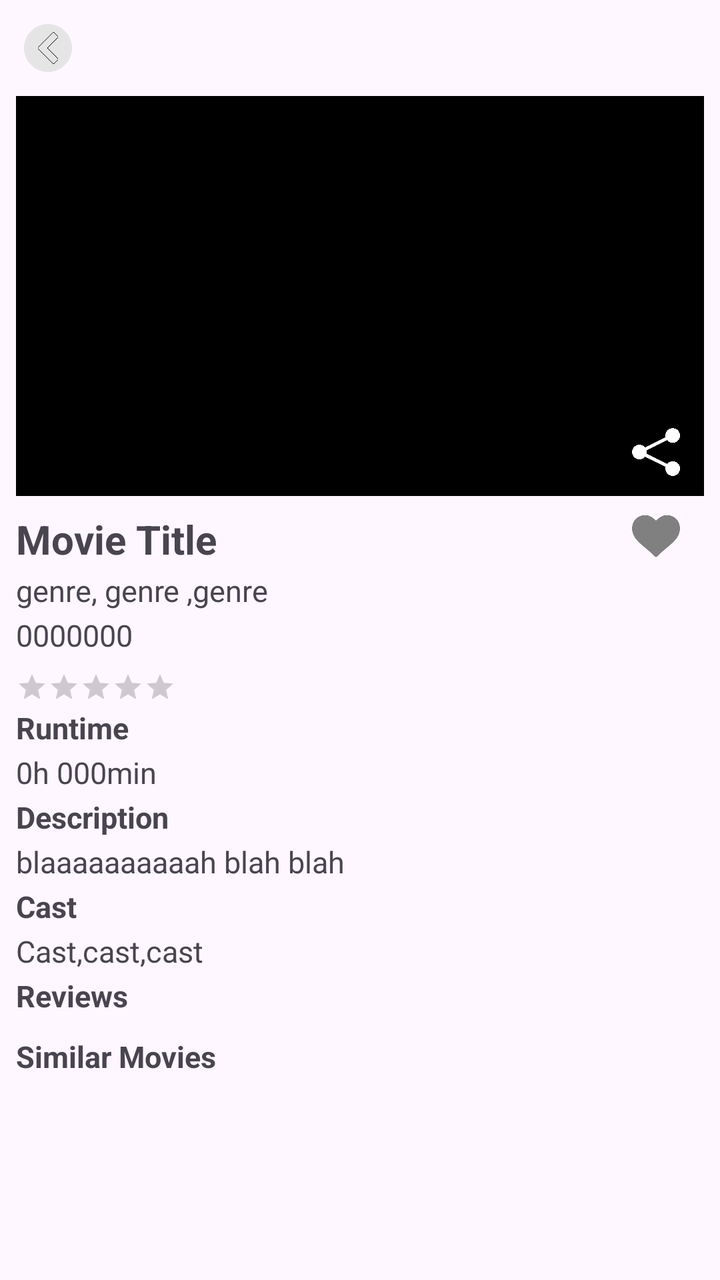
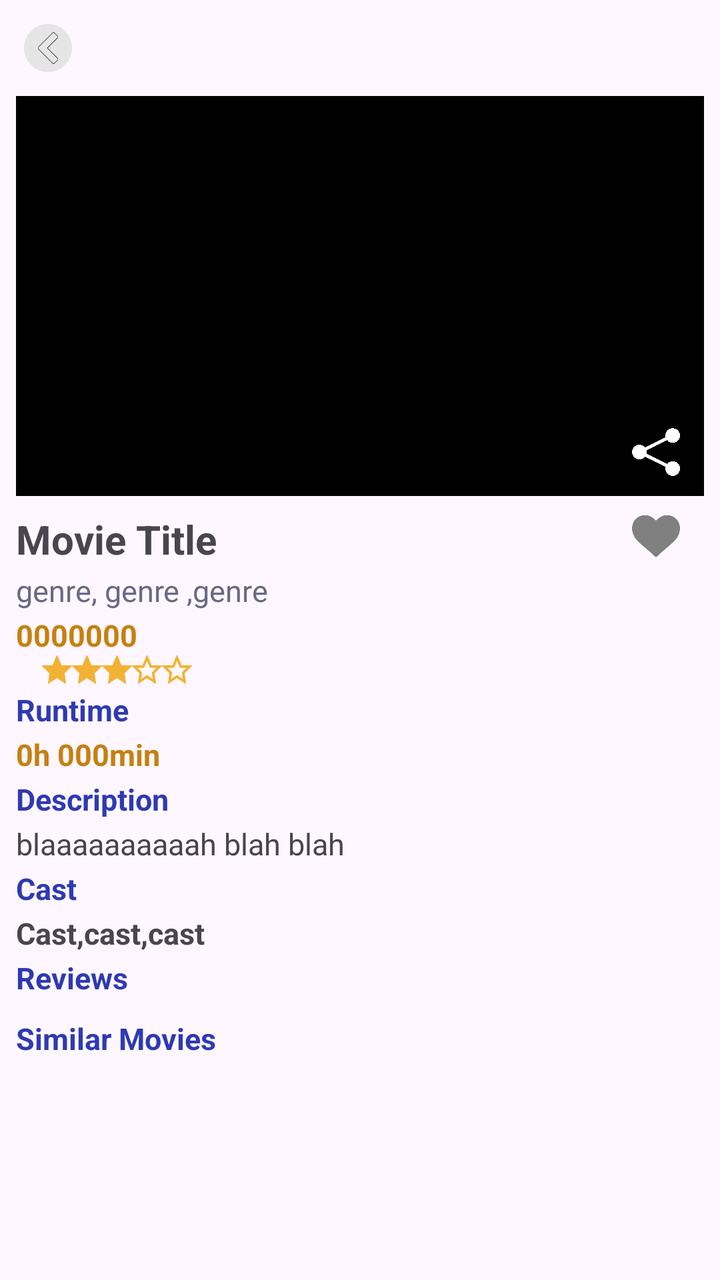

Before-and-after screenshots of an Android layout around one commit, followed by the original layout XML and the change that was made.
<!-- AndroidManifest.xml: application theme Theme.MoviesApp -->
<!-- res/layout/details_layout.xml -->
<?xml version="1.0" encoding="utf-8"?>
<androidx.core.widget.NestedScrollView
    xmlns:android="http://schemas.android.com/apk/res/android"
    android:layout_width="match_parent"
    android:layout_height="match_parent"
    xmlns:app="http://schemas.android.com/apk/res-auto">

    <androidx.constraintlayout.widget.ConstraintLayout
        android:layout_width="match_parent"
        android:layout_height="wrap_content"
        android:paddingBottom="24dp">
        <ImageView
            android:id="@+id/backButton"
            android:layout_width="32dp"
            android:layout_height="32dp"
            android:layout_marginStart="8dp"
            android:layout_marginTop="8dp"
            android:background="@android:color/transparent"
            android:padding="4dp"
            android:src="@drawable/back"
            android:contentDescription="Back"

            app:layout_constraintTop_toTopOf="parent"
            app:layout_constraintStart_toStartOf="parent" />
        <ImageView
            android:id="@+id/moviePoster"
            android:layout_width="match_parent"
            android:layout_height="200dp"
            android:layout_margin="8dp"
            android:background="@color/black"
            android:scaleType="centerCrop"
            app:layout_constraintTop_toBottomOf="@id/backButton"
            app:layout_constraintStart_toStartOf="parent" />


        <ImageView
            android:id="@+id/shareIcon"
            android:layout_width="24dp"
            android:layout_height="24dp"
            android:layout_marginEnd="20dp"
            android:layout_marginBottom="10dp"
            android:src="@drawable/share"
            app:layout_constraintBottom_toBottomOf="@id/moviePoster"
            app:layout_constraintEnd_toEndOf="parent" />
        <ImageView
            android:id="@+id/favoriteIcon"
            android:layout_width="24dp"
            android:layout_height="24dp"
            android:layout_marginEnd="20dp"
            android:layout_marginBottom="10dp"
            android:layout_marginTop="8dp"

            android:src="@drawable/ic_favorite_unselect"
            app:layout_constraintTop_toBottomOf="@id/moviePoster"
            app:layout_constraintEnd_toEndOf="parent" />
        <TextView
            android:id="@+id/movieTitle"
            android:layout_width="0dp"
            android:layout_height="wrap_content"
            android:layout_marginStart="8dp"
            android:layout_marginTop="8dp"
            android:layout_marginBottom="40dp"
            android:text="Movie Title"
            android:textSize="20sp"
            android:textStyle="bold"
            app:layout_constraintTop_toBottomOf="@id/moviePoster"
            app:layout_constraintStart_toStartOf="parent" />
        <TextView
            android:id="@+id/movieGenre"
            android:layout_width="0dp"
            android:layout_height="wrap_content"
            android:layout_marginStart="8dp"
            android:layout_marginTop="2dp"
            android:layout_marginBottom="40dp"
            android:textSize="15sp"
            android:text="genre, genre ,genre"
            app:layout_constraintTop_toBottomOf="@id/movieTitle"
            app:layout_constraintStart_toStartOf="parent" />
        <TextView
            android:id="@+id/releaseDate"
            android:layout_width="0dp"
            android:layout_height="wrap_content"
            android:layout_marginStart="8dp"
            android:layout_marginTop="2dp"
            android:layout_marginBottom="40dp"
            android:textSize="15sp"
            android:text="0000000"
            app:layout_constraintTop_toBottomOf="@id/movieGenre"
            app:layout_constraintStart_toStartOf="parent" />
        <RatingBar
            android:id="@+id/movieRating"
            style="@style/Widget.AppCompat.RatingBar.Small"
            android:layout_width="wrap_content"
            android:layout_height="wrap_content"
            android:layout_marginTop="8dp"
            android:layout_marginBottom="10dp"
            android:numStars="5"
            android:stepSize="1"
            android:progressTint="#FFD54F"
            android:progressBackgroundTint="#444444"
            app:layout_constraintStart_toStartOf="@id/movieGenre"
            app:layout_constraintTop_toBottomOf="@id/releaseDate" />

        <TextView
            android:id="@+id/runtime"
            android:layout_width="0dp"
            android:layout_height="wrap_content"
            android:layout_marginStart="8dp"
            android:layout_marginTop="2dp"
            android:layout_marginBottom="40dp"
            android:textSize="15sp"
            android:text="Runtime"
            android:textStyle="bold"
            app:layout_constraintTop_toBottomOf="@id/movieRating"
            app:layout_constraintStart_toStartOf="parent" />
        <TextView
            android:id="@+id/movieRuntime"
            android:layout_width="0dp"
            android:layout_height="wrap_content"
            android:layout_marginStart="8dp"
            android:layout_marginTop="2dp"
            android:layout_marginBottom="40dp"
            android:textSize="15sp"
            android:text="0h 000min"
            app:layout_constraintTop_toBottomOf="@id/runtime"
            app:layout_constraintStart_toStartOf="parent" />
        <TextView
            android:id="@+id/description"
            android:layout_width="0dp"
            android:layout_height="wrap_content"
            android:layout_marginStart="8dp"
            android:layout_marginTop="2dp"
            android:layout_marginBottom="40dp"
            android:textSize="15sp"
            android:text="Description"
            android:textStyle="bold"
            app:layout_constraintTop_toBottomOf="@id/movieRuntime"
            app:layout_constraintStart_toStartOf="parent" />
        <TextView
            android:id="@+id/movieDescription"
            android:layout_width="0dp"
            android:layout_height="wrap_content"
            android:layout_marginStart="8dp"
            android:layout_marginTop="2dp"
            android:layout_marginBottom="40dp"
            android:textSize="15sp"
            android:text="blaaaaaaaaaah blah blah"
            app:layout_constraintTop_toBottomOf="@id/description"
            app:layout_constraintStart_toStartOf="parent" />
        <TextView
            android:id="@+id/cast"
            android:layout_width="0dp"
            android:layout_height="wrap_content"
            android:layout_marginStart="8dp"
            android:layout_marginTop="2dp"
            android:layout_marginBottom="40dp"
            android:textSize="15sp"
            android:text="Cast"
            android:textStyle="bold"
            app:layout_constraintTop_toBottomOf="@id/movieDescription"
            app:layout_constraintStart_toStartOf="parent" />
        <TextView
            android:id="@+id/movieCast"
            android:layout_width="0dp"
            android:layout_height="wrap_content"
            android:layout_marginStart="8dp"
            android:layout_marginTop="2dp"
            android:layout_marginBottom="40dp"
            android:textSize="15sp"
            android:text="Cast,cast,cast"
            app:layout_constraintTop_toBottomOf="@id/cast"
            app:layout_constraintStart_toStartOf="parent" />
        <TextView
            android:id="@+id/reviews"
            android:layout_width="0dp"
            android:layout_height="wrap_content"
            android:layout_marginStart="8dp"
            android:layout_marginTop="2dp"
            android:layout_marginBottom="40dp"
            android:textSize="15sp"
            android:text="Reviews"
            android:textStyle="bold"
            app:layout_constraintTop_toBottomOf="@id/movieCast"
            app:layout_constraintStart_toStartOf="parent" />

        <LinearLayout
            android:id="@+id/reviewsContainer"
            android:layout_width="0dp"
            android:layout_height="wrap_content"
            android:layout_marginStart="12dp"
            android:layout_marginTop="8dp"
            android:layout_marginEnd="12dp"
            android:orientation="vertical"
            app:layout_constraintTop_toBottomOf="@id/reviews"
            app:layout_constraintStart_toStartOf="parent"
            app:layout_constraintEnd_toEndOf="parent" />

















































        <TextView
            android:id="@+id/similarMovies"
            android:layout_width="0dp"
            android:layout_height="wrap_content"
            android:layout_marginStart="8dp"
            android:layout_marginTop="2dp"
            android:layout_marginBottom="40dp"
            android:textSize="15sp"
            android:text="Similar Movies"
            android:textStyle="bold"
            app:layout_constraintTop_toBottomOf="@id/reviewsContainer"
            app:layout_constraintStart_toStartOf="parent" />

        <androidx.recyclerview.widget.RecyclerView
            android:id="@+id/similarMoviesRecyclerView"
            android:layout_width="0dp"
            android:layout_height="wrap_content"
            android:layout_marginStart="12dp"
            android:layout_marginTop="8dp"
            android:layout_marginEnd="12dp"
            android:layout_marginBottom="200dp"
            android:nestedScrollingEnabled="false"
            android:orientation="horizontal"
            app:layout_constraintTop_toBottomOf="@id/similarMovies"
            app:layout_constraintStart_toStartOf="parent"
            app:layout_constraintEnd_toEndOf="parent"
            app:layout_constraintBottom_toBottomOf="parent" />

    
    <ProgressBar
        android:id="@+id/progress_bar"
        android:layout_width="wrap_content"
        android:layout_height="wrap_content"
        android:visibility="gone"
        app:layout_constraintTop_toTopOf="parent"
        app:layout_constraintBottom_toBottomOf="parent"
        app:layout_constraintStart_toStartOf="parent"
        app:layout_constraintEnd_toEndOf="parent"/>

    </androidx.constraintlayout.widget.ConstraintLayout>
</androidx.core.widget.NestedScrollView>
<!-- resources referenced by this layout -->
<resources>
  <color name="black">#FF000000</color>
  <!-- drawable back: png bitmap (drawable, 17965 bytes) -->
  <!-- drawable ic_favorite_unselect: png bitmap (drawable, 4915 bytes) -->
  <!-- drawable share: png bitmap (drawable, 11882 bytes) -->
  <style name="Theme.MoviesApp" parent="Base.Theme.MoviesApp" />
  <style name="Base.Theme.MoviesApp" parent="Theme.Material3.DayNight.NoActionBar">
          
          
  
          
          <item name="android:statusBarColor">@android:color/transparent</item>
          <item name="android:windowLightStatusBar">true</item>
      </style>
</resources>

<!-- the commit's change to res/layout/details_layout.xml (unified diff, before → after) -->
@@ -74,6 +74,7 @@
             android:layout_marginBottom="40dp"
             android:textSize="15sp"
             android:text="genre, genre ,genre"
+            android:textColor="@color/gray"
             app:layout_constraintTop_toBottomOf="@id/movieTitle"
             app:layout_constraintStart_toStartOf="parent" />
         <TextView
@@ -83,23 +84,43 @@
             android:layout_marginStart="8dp"
             android:layout_marginTop="2dp"
             android:layout_marginBottom="40dp"
+            android:textColor="@color/gold"
+            android:textStyle="bold"
             android:textSize="15sp"
             android:text="0000000"
             app:layout_constraintTop_toBottomOf="@id/movieGenre"
             app:layout_constraintStart_toStartOf="parent" />
-        <RatingBar
+
+
+
+
+
+
+
+
+
+
+
+
+
+
+        <LinearLayout
             android:id="@+id/movieRating"
-            style="@style/Widget.AppCompat.RatingBar.Small"
+            android:orientation="horizontal"
             android:layout_width="wrap_content"
             android:layout_height="wrap_content"
-            android:layout_marginTop="8dp"
-            android:layout_marginBottom="10dp"
-            android:numStars="5"
-            android:stepSize="1"
-            android:progressTint="#FFD54F"
-            android:progressBackgroundTint="#444444"
-            app:layout_constraintStart_toStartOf="@id/movieGenre"
-            app:layout_constraintTop_toBottomOf="@id/releaseDate" />
+            android:layout_marginStart="13dp"
+            android:layout_marginBottom="13dp"
+            app:layout_constraintStart_toStartOf="@id/releaseDate"
+            app:layout_constraintTop_toBottomOf="@id/releaseDate" >
+
+        <ImageView android:id="@+id/star1" android:layout_width="15dp" android:layout_height="15dp" android:src="@drawable/star_full"/>
+        <ImageView android:id="@+id/star2" android:layout_width="15dp" android:layout_height="15dp" android:src="@drawable/star_full"/>
+        <ImageView android:id="@+id/star3" android:layout_width="15dp" android:layout_height="15dp" android:src="@drawable/star_full"/>
+        <ImageView android:id="@+id/star4" android:layout_width="15dp" android:layout_height="15dp" android:src="@drawable/star_empty"/>
+        <ImageView android:id="@+id/star5" android:layout_width="15dp" android:layout_height="15dp" android:src="@drawable/star_empty"/>
+    </LinearLayout>
+
 
         <TextView
             android:id="@+id/runtime"
@@ -110,138 +131,102 @@
             android:layout_marginBottom="40dp"
             android:textSize="15sp"
             android:text="Runtime"
-            android:textStyle="bold"
+            android:textColor="@color/blue"
+            android:textStyle="bold"
+            app:layout_constraintStart_toStartOf="parent"
             app:layout_constraintTop_toBottomOf="@id/movieRating"
-            app:layout_constraintStart_toStartOf="parent" />
-        <TextView
-            android:id="@+id/movieRuntime"
-            android:layout_width="0dp"
-            android:layout_height="wrap_content"
-            android:layout_marginStart="8dp"
-            android:layout_marginTop="2dp"
-            android:layout_marginBottom="40dp"
-            android:textSize="15sp"
-            android:text="0h 000min"
-            app:layout_constraintTop_toBottomOf="@id/runtime"
-            app:layout_constraintStart_toStartOf="parent" />
-        <TextView
-            android:id="@+id/description"
-            android:layout_width="0dp"
-            android:layout_height="wrap_content"
-            android:layout_marginStart="8dp"
-            android:layout_marginTop="2dp"
-            android:layout_marginBottom="40dp"
-            android:textSize="15sp"
-            android:text="Description"
-            android:textStyle="bold"
-            app:layout_constraintTop_toBottomOf="@id/movieRuntime"
-            app:layout_constraintStart_toStartOf="parent" />
-        <TextView
-            android:id="@+id/movieDescription"
-            android:layout_width="0dp"
-            android:layout_height="wrap_content"
-            android:layout_marginStart="8dp"
-            android:layout_marginTop="2dp"
-            android:layout_marginBottom="40dp"
-            android:textSize="15sp"
-            android:text="blaaaaaaaaaah blah blah"
-            app:layout_constraintTop_toBottomOf="@id/description"
-            app:layout_constraintStart_toStartOf="parent" />
-        <TextView
-            android:id="@+id/cast"
-            android:layout_width="0dp"
-            android:layout_height="wrap_content"
-            android:layout_marginStart="8dp"
-            android:layout_marginTop="2dp"
-            android:layout_marginBottom="40dp"
-            android:textSize="15sp"
-            android:text="Cast"
-            android:textStyle="bold"
-            app:layout_constraintTop_toBottomOf="@id/movieDescription"
-            app:layout_constraintStart_toStartOf="parent" />
-        <TextView
-            android:id="@+id/movieCast"
-            android:layout_width="0dp"
-            android:layout_height="wrap_content"
-            android:layout_marginStart="8dp"
-            android:layout_marginTop="2dp"
-            android:layout_marginBottom="40dp"
-            android:textSize="15sp"
-            android:text="Cast,cast,cast"
-            app:layout_constraintTop_toBottomOf="@id/cast"
-            app:layout_constraintStart_toStartOf="parent" />
-        <TextView
-            android:id="@+id/reviews"
-            android:layout_width="0dp"
-            android:layout_height="wrap_content"
-            android:layout_marginStart="8dp"
-            android:layout_marginTop="2dp"
-            android:layout_marginBottom="40dp"
-            android:textSize="15sp"
-            android:text="Reviews"
-            android:textStyle="bold"
-            app:layout_constraintTop_toBottomOf="@id/movieCast"
-            app:layout_constraintStart_toStartOf="parent" />
-
-        <LinearLayout
-            android:id="@+id/reviewsContainer"
-            android:layout_width="0dp"
-            android:layout_height="wrap_content"
-            android:layout_marginStart="12dp"
-            android:layout_marginTop="8dp"
-            android:layout_marginEnd="12dp"
-            android:orientation="vertical"
-            app:layout_constraintTop_toBottomOf="@id/reviews"
-            app:layout_constraintStart_toStartOf="parent"
-            app:layout_constraintEnd_toEndOf="parent" />
-
-
-
-
-
-
-
-
-
-
-
-
-
-
-
-
-
-
-
-
-
-
-
-
-
-
-
-
-
-
-
-
-
-
-
-
-
-
-
-
-
-
-
-
-
-
-
-
+
+            />
+                <TextView
+                    android:id="@+id/movieRuntime"
+                    android:layout_width="0dp"
+                    android:layout_height="wrap_content"
+                    android:layout_marginStart="8dp"
+                    android:layout_marginTop="2dp"
+                    android:layout_marginBottom="40dp"
+                    android:textSize="15sp"
+                    android:textColor="@color/gold"
+                    android:textStyle="bold"
+                    android:text="0h 000min"
+                    app:layout_constraintTop_toBottomOf="@id/runtime"
+                    app:layout_constraintStart_toStartOf="parent" />
+                <TextView
+                    android:id="@+id/description"
+                    android:layout_width="0dp"
+                    android:layout_height="wrap_content"
+                    android:layout_marginStart="8dp"
+                    android:layout_marginTop="2dp"
+                    android:layout_marginBottom="40dp"
+                    android:textSize="15sp"
+                    android:text="Description"
+                    android:textColor="@color/blue"
+
+                    android:textStyle="bold"
+                    app:layout_constraintTop_toBottomOf="@id/movieRuntime"
+                    app:layout_constraintStart_toStartOf="parent" />
+                <TextView
+                    android:id="@+id/movieDescription"
+                    android:layout_width="0dp"
+                    android:layout_height="wrap_content"
+                    android:layout_marginStart="8dp"
+                    android:layout_marginTop="2dp"
+                    android:layout_marginBottom="40dp"
+                    android:textSize="15sp"
+                    android:text="blaaaaaaaaaah blah blah"
+                    app:layout_constraintTop_toBottomOf="@id/description"
+                    app:layout_constraintStart_toStartOf="parent" />
+                <TextView
+                    android:id="@+id/cast"
+                    android:layout_width="0dp"
+                    android:layout_height="wrap_content"
+                    android:layout_marginStart="8dp"
+                    android:layout_marginTop="2dp"
+                    android:layout_marginBottom="40dp"
+                    android:textSize="15sp"
+                    android:text="Cast"
+                    android:textColor="@color/blue"
+
+                    android:textStyle="bold"
+                    app:layout_constraintTop_toBottomOf="@id/movieDescription"
+                    app:layout_constraintStart_toStartOf="parent" />
+                <TextView
+                    android:id="@+id/movieCast"
+                    android:layout_width="0dp"
+                    android:layout_height="wrap_content"
+                    android:layout_marginStart="8dp"
+                    android:layout_marginTop="2dp"
+                    android:layout_marginBottom="40dp"
+                    android:textSize="15sp"
+                    android:text="Cast,cast,cast"
+                    android:textStyle="bold"
+                    app:layout_constraintTop_toBottomOf="@id/cast"
+                    app:layout_constraintStart_toStartOf="parent" />
+                <TextView
+                    android:id="@+id/reviews"
+                    android:layout_width="0dp"
+                    android:layout_height="wrap_content"
+                    android:layout_marginStart="8dp"
+                    android:layout_marginTop="2dp"
+                    android:layout_marginBottom="40dp"
+                    android:textSize="15sp"
+                    android:text="Reviews"
+                    android:textColor="@color/blue"
+
+                    android:textStyle="bold"
+                    app:layout_constraintTop_toBottomOf="@id/movieCast"
+                    app:layout_constraintStart_toStartOf="parent" />
+
+                <LinearLayout
+                    android:id="@+id/reviewsContainer"
+                    android:layout_width="0dp"
+                    android:layout_height="wrap_content"
+                    android:layout_marginStart="12dp"
+                    android:layout_marginTop="8dp"
+                    android:layout_marginEnd="12dp"
+                    android:orientation="vertical"
+                    app:layout_constraintTop_toBottomOf="@id/reviews"
+                    app:layout_constraintStart_toStartOf="parent"
+                    app:layout_constraintEnd_toEndOf="parent" />
 
         <TextView
             android:id="@+id/similarMovies"
@@ -252,6 +237,7 @@
             android:layout_marginBottom="40dp"
             android:textSize="15sp"
             android:text="Similar Movies"
+            android:textColor="@color/blue"
             android:textStyle="bold"
             app:layout_constraintTop_toBottomOf="@id/reviewsContainer"
             app:layout_constraintStart_toStartOf="parent" />
@@ -263,7 +249,7 @@
             android:layout_marginStart="12dp"
             android:layout_marginTop="8dp"
             android:layout_marginEnd="12dp"
-            android:layout_marginBottom="200dp"
+            android:layout_marginBottom="150dp"
             android:nestedScrollingEnabled="false"
             android:orientation="horizontal"
             app:layout_constraintTop_toBottomOf="@id/similarMovies"
<!-- resource entries referenced after the edit -->
@@ -1,10 +1,38 @@
 <!-- resources referenced by this layout -->
 <resources>
   <color name="black">#FF000000</color>
+  <color name="blue">#2E3AB3</color>
+  <color name="gold">#C58011</color>
+  <color name="gray">#676A85</color>
   <!-- drawable back: png bitmap (drawable, 17965 bytes) -->
   <!-- drawable ic_favorite_unselect: png bitmap (drawable, 4915 bytes) -->
   <!-- drawable share: png bitmap (drawable, 11882 bytes) -->
+  <!-- drawable star_empty (drawable) -->
+  <vector xmlns:android="http://schemas.android.com/apk/res/android"
+      android:width="24dp"
+      android:height="24dp"
+      android:viewportWidth="24"
+      android:viewportHeight="24">
+      <path
+          android:fillColor="@android:color/transparent"
+          android:strokeColor="@color/orangish"
+          android:strokeWidth="2"
+          android:pathData="M12,2 L15,9 H22 L17,14 L18,21 L12,17 L6,21 L7,14 L2,9 H9 Z"/>
+  </vector>
+  <!-- drawable star_full (drawable) -->
+  <vector xmlns:android="http://schemas.android.com/apk/res/android"
+      android:width="24dp"
+      android:height="24dp"
+      android:viewportWidth="24"
+      android:viewportHeight="24">
+      <path
+          android:fillColor="@color/orangish"
+          android:strokeColor="@color/orangish"
+          android:strokeWidth="2"
+          android:pathData="M12,2 L15,9 H22 L17,14 L18,21 L12,17 L6,21 L7,14 L2,9 H9 Z"/>
+  </vector>
   <style name="Theme.MoviesApp" parent="Base.Theme.MoviesApp" />
+  <color name="orangish">#F2B233</color>
   <style name="Base.Theme.MoviesApp" parent="Theme.Material3.DayNight.NoActionBar">
           
           
